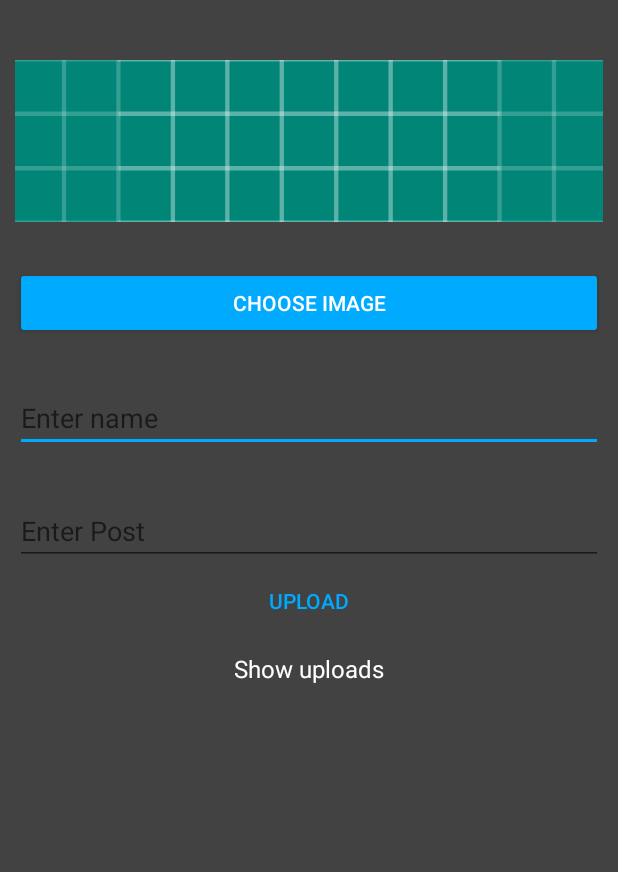
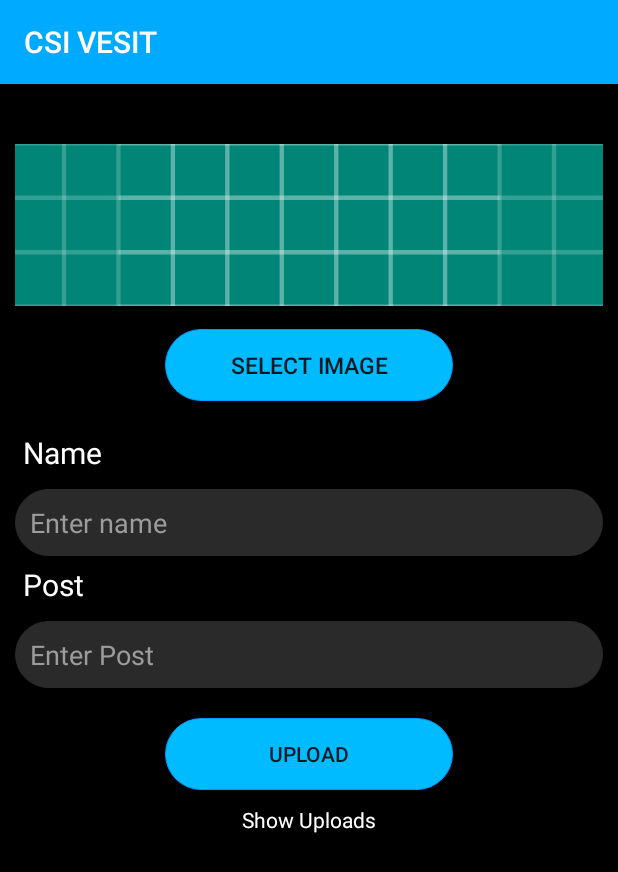
Before and after one commit to vedantsawant/CSI_App, an Android app: the SE_admin screen opened directly, with no data from a screen before it, on a phone screen of 412 x 824 dp. Shown: the top 872 px of the screen. Run offline under Robolectric (Android 15) with nearby library versions, the phone set to English and light mode, and no system bars; our stand-ins replace Firebase (no records; nobody signed in at launch, a user with empty details on screens opened directly), Picasso.

Commit message:
few changes in layout

```diff
--- a/app/src/main/res/layout/activity_se_admin.xml
+++ b/app/src/main/res/layout/activity_se_admin.xml
@@ -6,7 +6,7 @@
     android:layout_height="match_parent"
     tools:context=".SE_admin"
     android:padding="10dp"
-    android:background="@color/cardview_dark_background"
+    android:background="@color/black"
     >
 
     <LinearLayout
@@ -26,28 +26,62 @@
 
         <Button
             android:id="@+id/choose_img"
-            android:text="Choose Image"
-            style="@style/Widget.AppCompat.Button.Colored"
+            android:layout_marginHorizontal="100sp"
+            android:layout_marginVertical="15sp"
             android:layout_width="match_parent"
-            android:layout_marginTop="30dp"
-            android:layout_height="wrap_content"/>
+            android:layout_height="wrap_content"
+            android:padding="10sp"
+            android:layout_gravity="center_horizontal"
+            android:gravity="center"
+            android:layout_below="@+id/edit_text_message"
+            android:background="@drawable/rounded_button2"
+            android:text="@string/chooseimage"
+            android:textSize="15sp"/>
 
+        <TextView
+            android:id="@+id/Namecouncil"
+            android:layout_width="match_parent"
+            android:layout_height="wrap_content"
+            android:padding="5dp"
+            android:layout_below="@id/contactinfo"
+            android:textColor="@color/white"
+            android:textSize="20dp"
+            android:text="@string/name"
+            android:textAppearance="@style/TextAppearance.AppCompat.Large" />
         <EditText
             android:id="@+id/workshop_name"
             android:layout_width="match_parent"
             android:layout_height="wrap_content"
+            android:layout_gravity="center_horizontal"
+            android:padding="10sp"
             android:hint="Enter name"
-            android:textColor="#fff"
-            android:layout_marginTop="30dp"
+            android:layout_marginTop="5dp"
+            android:textColor="@color/white"
+            android:textColorHint="@color/lightgrey"
+            android:background="@drawable/rounded_edittext"
             />
 
+        <TextView
+            android:id="@+id/postcouncil"
+            android:layout_width="match_parent"
+            android:layout_height="wrap_content"
+            android:padding="5dp"
+            android:layout_below="@id/contactinfo"
+            android:textColor="@color/white"
+            android:textSize="20dp"
+            android:text="@string/post"
+            android:textAppearance="@style/TextAppearance.AppCompat.Large" />
         <EditText
             android:id="@+id/workshop_details"
             android:layout_width="match_parent"
             android:layout_height="wrap_content"
+            android:layout_gravity="center_horizontal"
+            android:padding="10dp"
+            android:layout_marginTop="5dp"
+            android:textColor="@color/white"
+            android:background="@drawable/rounded_edittext"
             android:hint="Enter Post"
-            android:textColor="#fff"
-            android:layout_marginTop="30dp"
+            android:textColorHint="@color/lightgrey"
             />
 
         <ProgressBar
@@ -55,27 +89,31 @@
             android:layout_width="match_parent"
             android:layout_height="wrap_content"
             style="@style/Widget.AppCompat.ProgressBar.Horizontal"
-            android:layout_marginBottom="16dp"
-            android:layout_marginTop="16dp"
+            android:layout_margin="10dp"
+            android:outlineSpotShadowColor="@color/colorPrimary"
+            android:outlineAmbientShadowColor="@color/colorPrimaryDark"
             android:visibility="gone"
             />
 
         <Button
             android:id="@+id/upload_button"
-            android:layout_width="wrap_content"
+            android:layout_width="match_parent"
             android:layout_height="wrap_content"
-            android:text="Upload"
-            style="@style/Widget.AppCompat.Button.Borderless.Colored"
+            android:layout_marginTop="20dp"
+            android:layout_marginHorizontal="100dp"
+            android:text="@string/upload"
+            android:background="@drawable/rounded_button2"
+
             />
 
         <TextView
             android:id="@+id/show_uploads"
             android:layout_width="wrap_content"
             android:layout_height="wrap_content"
-            android:textSize="16dp"
-            android:layout_marginTop="10dp"
-            android:textColor="#fff"
-            android:text="Show uploads"
+            android:layout_margin="10dp"
+            android:layout_gravity="center"
+            android:textColor="@color/white"
+            android:text="@string/showupload"
             android:paddingBottom="20dp"
             />
     </LinearLayout>
--- a/app/src/main/res/layout/image_item.xml
+++ b/app/src/main/res/layout/image_item.xml
@@ -3,6 +3,7 @@
     android:layout_width="match_parent"
     android:layout_height="wrap_content"
     android:layout_margin="8dp"
+    android:background="@color/black"
     >
     <LinearLayout
         android:layout_width="match_parent"
--- a/app/src/main/res/values/strings.xml
+++ b/app/src/main/res/values/strings.xml
@@ -13,5 +13,10 @@
     <string name="entermessage">Enter Message</string>
     <string name="subject">Subject</string>
     <string name="message">Message</string>
+    <string name="chooseimage">Select Image</string>
+    <string name="upload">Upload</string>
+    <string name="showupload">Show Uploads</string>
+    <string name="name">Name</string>
+    <string name="post">Post</string>
 
 </resources>
--- a/app/src/main/res/values/styles.xml
+++ b/app/src/main/res/values/styles.xml
@@ -1,7 +1,7 @@
 <resources>
 
     <!-- Base application theme. -->
-    <style name="AppTheme" parent="Theme.AppCompat.Light.NoActionBar">
+    <style name="AppTheme" parent="Theme.AppCompat.Light.DarkActionBar">
         <!-- Customize your theme here. -->
         <item name="colorPrimary">@color/colorPrimary</item>+
         <item name="colorPrimaryDark">@color/colorPrimaryDark</item>
```
Also changed, not shown: app/src/main/res/layout/contact_fragment.xml (+20 -20 lines), app/src/main/res/layout/event_fragment.xml (+3 -4 lines).
